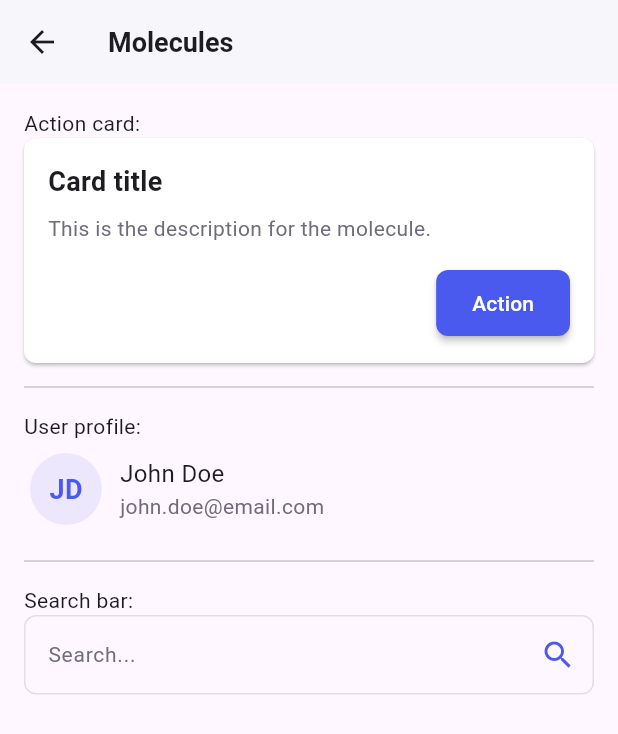
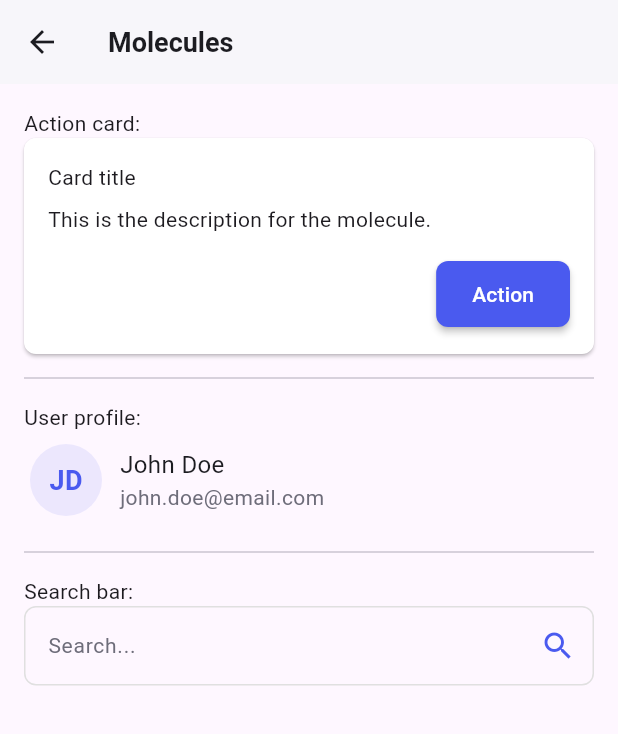
Before and after one commit to jorgemvv01/villa_design, a Flutter app: the MoleculesPage screen opened directly, on a phone screen of 412 x 824 dp. Shown: the top 734 px of the screen. Run offline on Flutter 3.47's test engine with Material 3 defaults, Android fonts, the phone set to English and light mode, and no system bars.

Commit message:
Change title and description as Widget in VillaActionCard

```diff
--- a/example/lib/pages/molecules_page.dart
+++ b/example/lib/pages/molecules_page.dart
@@ -13,8 +13,8 @@ class MoleculesPage extends StatelessWidget {
         children: [
           const Text('Action card:'),
           VillaActionCard(
-            title: 'Card title',
-            description: 'This is the description for the molecule.',
+            title: const Text('Card title'),
+            description: const Text('This is the description for the molecule.'),
             actionText: 'Action',
             onActionPressed: () {},
           ),
--- a/lib/src/molecules/card/action_card.dart
+++ b/lib/src/molecules/card/action_card.dart
@@ -7,10 +7,10 @@ import 'package:villa_design/villa_design.dart';
 /// container, with a clear title, description, and a primary call-to-action.
 class VillaActionCard extends StatelessWidget {
   /// The main title displayed at the top of the card.
-  final String title;
+  final Widget title;
 
   /// The main content or body text of the card.
-  final String description;
+  final Widget description;
 
   /// The text for the action button. If null or empty, the button is not displayed.
   final String? actionText;
@@ -48,7 +48,6 @@ class VillaActionCard extends StatelessWidget {
   @override
   Widget build(BuildContext context) {
     final colors = VillaColors(Theme.of(context).brightness);
-    final typography = VillaTypography(colors);
 
     return Material(
       elevation: elevation!,
@@ -59,15 +58,9 @@ class VillaActionCard extends StatelessWidget {
         child: Column(
           crossAxisAlignment: CrossAxisAlignment.start,
           children: [
-            Text(
-              title,
-              style: typography.h3,
-            ),
+            title,
             const SizedBox(height: 8),
-            Text(
-              description,
-              style: typography.body,
-            ),
+            description,
             if (actionText != null && actionText!.isNotEmpty) ...[
               const SizedBox(height: 16),
               Align(
```
Also changed, not shown: lib/src/pages/welcome_page.dart (+9 -3 lines).
